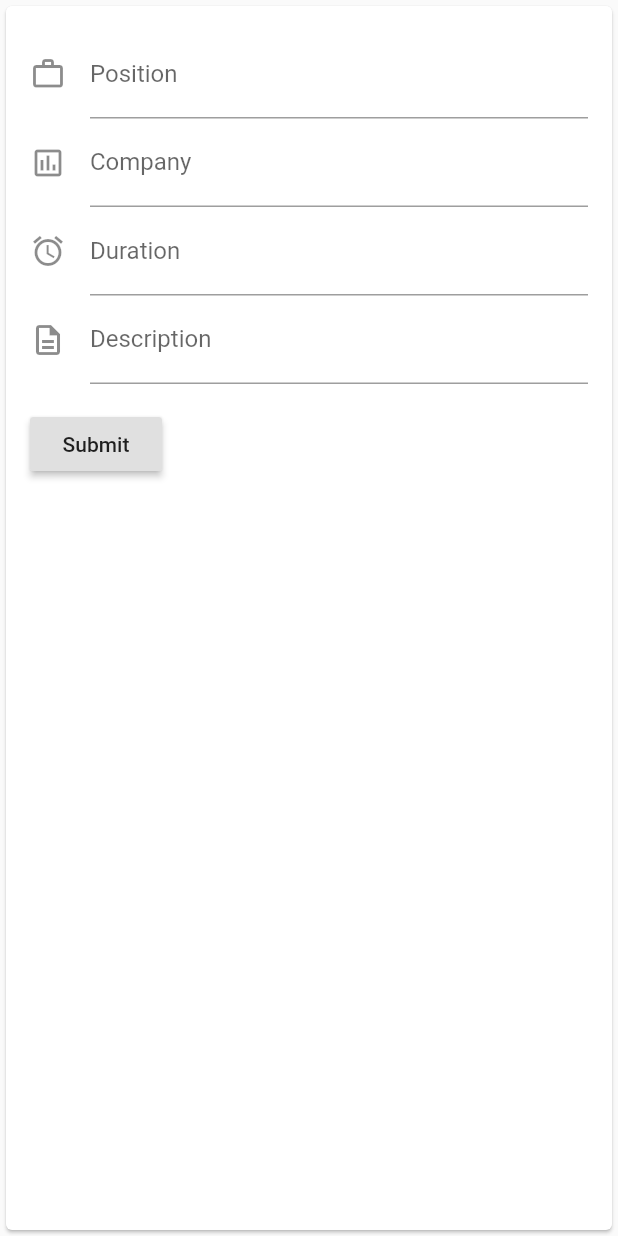
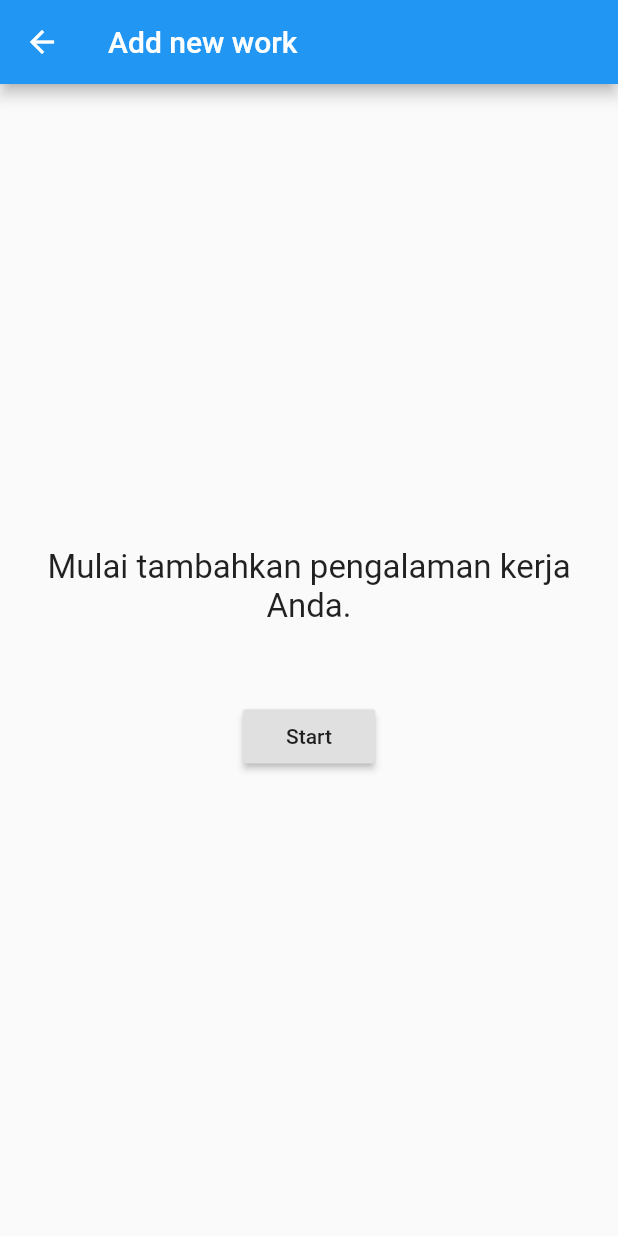
Before and after one commit to inmyth/flutter-exercise, a Flutter app: the screen it shows after launch, scrolled down 576 dp, after a tap on the "add" icon, on a phone screen of 412 x 824 dp. Run offline on Flutter 3.47's test engine with Material 2 defaults, Android fonts, the phone set to English and light mode, and no system bars; our stand-ins replace carousel_slider, firebase_auth, firebase_core, firebase_storage, image_picker, transparent_image; missing offline and left inert: flutter_picker; accounts and stored records are empty; network calls fail.

Commit message:
- added datepicker, added intermediary add item page when no item is in the list

```diff
--- /dev/null
+++ b/lib/modules/AddItemOnly.dart
@@ -0,0 +1,44 @@
+import 'package:flutter/material.dart';
+import 'package:flutter_app/modules/FormExperience.dart';
+
+class AddItemOnly extends StatelessWidget {
+  @override
+  Widget build(BuildContext context) {
+    // TODO: implement build
+    return Scaffold(
+      appBar: AppBar(
+        title: Text("Add new work"),
+      ),
+      body: Center(
+        child: Container(
+          padding: const EdgeInsets.symmetric(vertical: 20.0, horizontal: 30.0),
+          child: Column(
+            mainAxisAlignment: MainAxisAlignment.center,
+            children: <Widget>[
+              Text(
+                'Mulai tambahkan pengalaman kerja Anda. ',
+                style: TextStyle(fontWeight: FontWeight.normal, fontSize: 22.0),
+                textAlign: TextAlign.center,
+              ),
+              SizedBox(
+                height: 50,
+              ),
+              RaisedButton(
+                onPressed: () {
+                  Navigator.push(context, MaterialPageRoute(builder: (_) {
+                    return FormExperience();
+                  }));
+                },
+                child: Text('Start'),
+              ),
+            ],
+          ),
+          alignment: Alignment(0.0, 0.0),
+        ),
+
+      ),
+    );
+  }
+
+
+}
--- a/lib/modules/ProfileCompact.dart
+++ b/lib/modules/ProfileCompact.dart
@@ -1,5 +1,6 @@
 import 'package:flutter/material.dart';
 import 'package:carousel_slider/carousel_slider.dart';
+import 'package:flutter_app/modules/AddItemOnly.dart';
 import 'package:flutter_app/widget/AppDrawer.dart';
 import 'package:flutter_app/helper/Helper.dart';
 
@@ -344,7 +345,7 @@ class Experience extends StatelessWidget {
                       onPressed: () {
                         if(this.isAddable){
                           Navigator.push(context, MaterialPageRoute(builder: (_) {
-                            return _ExperienceForm();
+                            return AddItemOnly();
                           }));
                         }
                         else{
@@ -542,111 +543,3 @@ class CertificationItem extends StatelessWidget{
     );
   }
 }
-
-
-
-class _ExperienceForm extends StatelessWidget{
-  final _formKey = GlobalKey<FormState>();
-
-  final RegExp exp = new RegExp(r"([123]+)");
-  final maxLength = 100;
-
-  @override
-  Widget build(BuildContext context) {
-    // Build a Form widget using the _formKey created above.
-    // Create a global key that uniquely identifies the Form widget
-    // and allows validation of the form.
-    //
-    // Note: This is a GlobalKey<FormState>,
-    // not a GlobalKey<MyCustomFormState>.
-    return Scaffold(
-      body: Card(
-          child: Padding(
-            padding: EdgeInsets.all(16.0),
-            child: Form(
-              key: _formKey,
-              child: Column(
-                crossAxisAlignment: CrossAxisAlignment.start,
-                children: <Widget>[
-                  TextFormField(
-                    decoration: const InputDecoration(
-                      icon: Icon(Icons.work_outline),
-                      hintText: 'What is your position ?',
-                      labelText: 'Position',
-                    ),
-                    validator: (value) {
-                      if (value.isEmpty) {
-                        return 'Please enter some text';
-                      } else if (value.length > maxLength) {
-                        return 'Input cannot exceed 100 characters';
-                      }
-                      return null;
-                    },
-                  ),
-                  TextFormField(
-                    decoration: const InputDecoration(
-                      icon: Icon(Icons.assessment_outlined),
-                      hintText: 'What is the company or project ?',
-                      labelText: 'Company',
-                    ),
-                    validator: (value) {
-                      if (value.isEmpty) {
-                        return 'Please enter some text';
-                      } else if (value.length > maxLength) {
-                        return 'Input cannot exceed 100 characters';
-                      }
-                      return null;
-                    },
-                  ),
-                  TextFormField(
-                    decoration: const InputDecoration(
-                      icon: Icon(Icons.access_alarm_outlined),
-                      hintText: 'When did it start and end ?',
-                      labelText: 'Duration',
-                    ),
-                    validator: (value) {
-                      if (value.isEmpty) {
-                        return 'Please enter some text';
-                      } else if (value.length > maxLength) {
-                        return 'Input cannot exceed 100 characters';
-                      }
-                      return null;
-                    },
-                  ),
-                  TextFormField(
-                    decoration: const InputDecoration(
-                      icon: Icon(Icons.description_outlined),
-                      hintText: 'Describe the project ?',
-                      labelText: 'Description',
-                    ),
-                    validator: (value) {
-                      if (value.length > maxLength) {
-                        return 'Input cannot exceed 100 characters';
-                      }
-                      return null;
-                    },
-                  ),
-                  Builder(
-                    builder: (context) => Padding(
-                      padding: const EdgeInsets.symmetric(vertical: 16.0),
-                      child: RaisedButton(
-                        onPressed: () {
-                          // Validate returns true if the form is valid, or false
-                          // otherwise.
-                          if (_formKey.currentState.validate()) {
-                            // If the form is valid, display a Snackbar.
-                            Scaffold.of(context).showSnackBar(
-                                SnackBar(content: Text('Processing Data')));
-                          }
-                        },
-                        child: Text('Submit'),
-                      ),
-                    ),
-                  ),
-                ],
-              ),
-            ),
-          ))
-    );
-  }
-}
--- a/pubspec.yaml
+++ b/pubspec.yaml
@@ -33,6 +33,8 @@ dependencies:
   flutter_native_splash: ^0.1.9
   carousel_slider: ^2.2.1
   url_launcher: ^5.7.10
+  flutter_picker:
+    git: git://github.com/yangyxd/flutter_picker.git
 
 dev_dependencies:
   http: 0.12.2
```
Also changed, not shown: lib/modules/FormExperience.dart (added, +136 -0 lines), lib/modules/ProfileItems.dart (+5 -4 lines).
